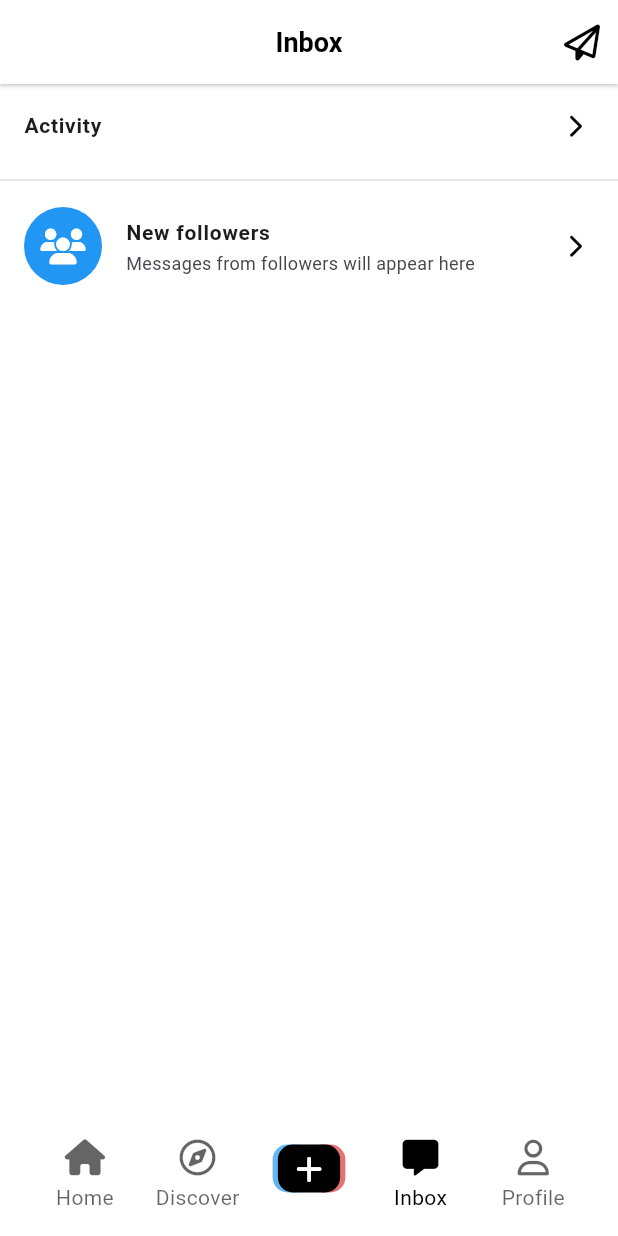
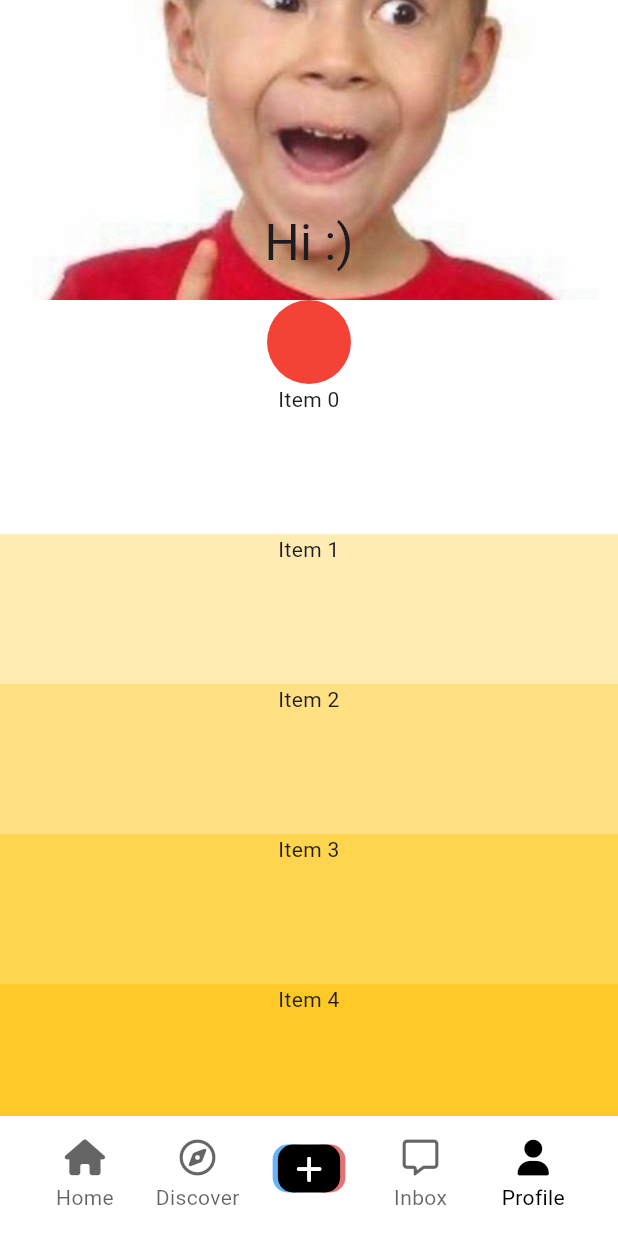
Before and after one commit to SongHojinjin/Clone-TikTok, a Flutter app: the screen it shows after launch, on a phone screen of 412 x 824 dp. Run offline on Flutter 3.47's test engine with Material 3 defaults, Android fonts, the phone set to English and light mode, and no system bars; our stand-ins replace font_awesome_flutter, video_player, visibility_detector; network calls fail.

Commit message:
프로필 화면 연습
CustomScrollView, Sliver

```diff
--- a/lib/features/main_navigation/main_navigation_screen.dart
+++ b/lib/features/main_navigation/main_navigation_screen.dart
@@ -6,6 +6,7 @@ import 'package:tiktok_clone/features/discover/discover_screen.dart';
 import 'package:tiktok_clone/features/inbox/inbox_screen.dart';
 import 'package:tiktok_clone/features/main_navigation/widgets/nav_tab.dart';
 import 'package:tiktok_clone/features/main_navigation/widgets/post_video_button.dart';
+import 'package:tiktok_clone/features/users/user_profile_screen.dart';
 import 'package:tiktok_clone/features/videos/video_timeline_screen.dart';
 
 class MainNavigationScreen extends StatefulWidget {
@@ -16,7 +17,7 @@ class MainNavigationScreen extends StatefulWidget {
 }
 
 class _MainNavigationScreenState extends State<MainNavigationScreen> {
-  int _selectedIndex = 3;
+  int _selectedIndex = 4;
 
   void _onTap(int index) {
     setState(() {
@@ -56,7 +57,7 @@ class _MainNavigationScreenState extends State<MainNavigationScreen> {
           ),
           Offstage(
             offstage: _selectedIndex != 4,
-            child: Container(),
+            child: const UserProfileScreen(),
           ),
         ],
       ),
--- /dev/null
+++ b/lib/features/users/user_profile_screen.dart
@@ -0,0 +1,114 @@
+import 'package:flutter/material.dart';
+import 'package:tiktok_clone/constants/sizes.dart';
+
+class UserProfileScreen extends StatefulWidget {
+  const UserProfileScreen({super.key});
+
+  @override
+  State<UserProfileScreen> createState() => _UserProfileScreenState();
+}
+
+class _UserProfileScreenState extends State<UserProfileScreen> {
+  @override
+  Widget build(BuildContext context) {
+    return CustomScrollView(
+      physics: const BouncingScrollPhysics(),
+      slivers: [
+        SliverAppBar(
+          centerTitle: true,
+          backgroundColor: Colors.blue,
+          //elevation: 1,
+          collapsedHeight: 80,
+          expandedHeight: 200,
+          flexibleSpace: FlexibleSpaceBar(
+            background: Image.asset(
+              'assets/images/surprised.jpeg',
+              fit: BoxFit.cover,
+            ),
+            title: const Text('Hi :)'),
+            centerTitle: true,
+            stretchModes: const [
+              StretchMode.blurBackground,
+              StretchMode.zoomBackground
+            ],
+          ),
+          pinned: true, //
+          // floating: true,
+          // snap: true,
+          stretch: true,
+        ),
+        const SliverToBoxAdapter(
+          child: Column(
+            children: [
+              CircleAvatar(
+                radius: Sizes.size28,
+                backgroundColor: Colors.red,
+              )
+            ],
+          ),
+        ),
+        SliverFixedExtentList(
+          delegate: SliverChildBuilderDelegate(
+            childCount: 50,
+            (context, index) => Container(
+              color: Colors.amber[100 * (index % 9)],
+              child: Text(
+                'Item $index',
+                textAlign: TextAlign.center,
+              ),
+            ),
+          ),
+          itemExtent: 100,
+        ),
+        SliverPersistentHeader(
+          delegate: CustomDelegate(),
+          pinned: true,
+        ),
+        SliverGrid(
+            delegate: SliverChildBuilderDelegate(
+              childCount: 50,
+              (context, index) => Container(
+                color: Colors.red[100 * (index % 9)],
+                child: Text(
+                  'Item $index',
+                  textAlign: TextAlign.center,
+                ),
+              ),
+            ),
+            gridDelegate: const SliverGridDelegateWithMaxCrossAxisExtent(
+              maxCrossAxisExtent: 100,
+              mainAxisSpacing: Sizes.size20,
+              crossAxisSpacing: Sizes.size20,
+              childAspectRatio: 1,
+            ))
+      ],
+    );
+  }
+}
+
+class CustomDelegate extends SliverPersistentHeaderDelegate {
+  @override
+  Widget build(
+      BuildContext context, double shrinkOffset, bool overlapsContent) {
+    return Container(
+      color: Colors.indigo,
+      child: const FractionallySizedBox(
+        heightFactor: 1,
+        child: Center(
+          child: Text('title!!@'),
+        ),
+      ),
+    );
+  }
+
+  @override
+  double get maxExtent => 150;
+
+  @override
+  double get minExtent => 80;
+
+  @override
+  bool shouldRebuild(covariant SliverPersistentHeaderDelegate oldDelegate) {
+    return false;
+  }
+}
```
